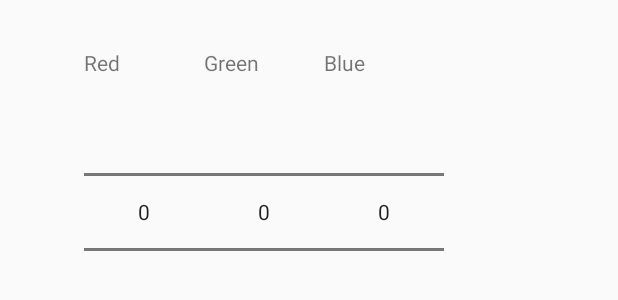
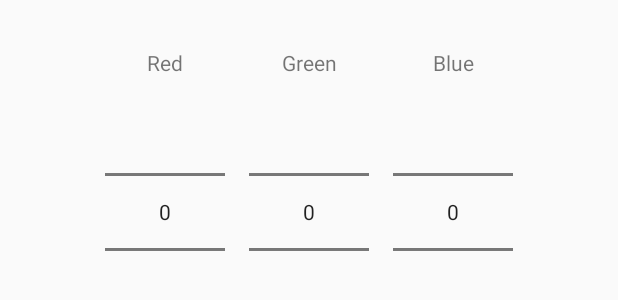
Before and after one commit to EddAardvark/android_app_1, an Android app: the layout colour_chooser.xml on its own in the app's theme, with its tools: preview values and no code run, on a phone screen of 412 x 824 dp. Shown: the top 300 px of the screen. Run offline under Robolectric (Android 15) with nearby library versions, the phone set to English and light mode, and no system bars.

Commit message:
Update Colours

```diff
--- a/app/src/main/java/com/activities/StarsPatternActivity.java
+++ b/app/src/main/java/com/activities/StarsPatternActivity.java
@@ -78,10 +78,6 @@ public class StarsPatternActivity extends AppCompatActivity implements GetIntege
     }
 
     void setColours() {
-
-        m_layout_background.setBackgroundColor(m_params.m_background);
-        m_layout_foreground1.setBackgroundColor(m_params.m_first_line);
-        m_layout_foreground2.setBackgroundColor(m_params.m_last_line);
 
         m_layout_background.setBackgroundColor(m_params.m_background);
         m_layout_foreground1.setBackgroundColor(m_params.m_first_line);
@@ -213,6 +209,7 @@ public class StarsPatternActivity extends AppCompatActivity implements GetIntege
             case CB_LINECOLOUR1: m_params.m_first_line = value; break;
             case CB_LINECOLOUR2: m_params.m_last_line = value; break;
         }
+        setColours();
         Draw ();
     }
 
--- a/app/src/main/res/layout/colour_chooser.xml
+++ b/app/src/main/res/layout/colour_chooser.xml
@@ -6,73 +6,79 @@
     android:layout_width="match_parent"
     android:layout_height="match_parent">
 
-    <LinearLayout
-        android:id="@+id/colour_values"
-        android:layout_width="300dp"
-        android:layout_height="316dp"
-        android:layout_marginTop="16dp"
-        android:orientation="horizontal"
+
+    <androidx.constraintlayout.widget.ConstraintLayout
+        android:layout_width="wrap_content"
+        android:layout_height="wrap_content"
+        android:layout_marginTop="32dp"
         app:layout_constraintEnd_toEndOf="parent"
-        app:layout_constraintHorizontal_bias="0.5"
         app:layout_constraintStart_toStartOf="parent"
         app:layout_constraintTop_toTopOf="parent">
 
-        <LinearLayout
-            android:id="@+id/red_box"
+        <TextView
+            android:id="@+id/textView"
+            android:layout_width="wrap_content"
+            android:layout_height="wrap_content"
+            android:text="Red"
+            app:layout_constraintEnd_toEndOf="@+id/set_red"
+            app:layout_constraintStart_toStartOf="@+id/set_red"
+            app:layout_constraintTop_toTopOf="parent" />
+
+
+        <NumberPicker
+            android:id="@+id/set_red"
             android:layout_width="80dp"
             android:layout_height="wrap_content"
-            android:orientation="vertical">
+            app:layout_constraintStart_toStartOf="parent"
+            app:layout_constraintTop_toBottomOf="@+id/textView" />
 
-            <TextView
-                android:layout_width="wrap_content"
-                android:layout_height="wrap_content"
-                android:layout_marginTop="16dp"
-                android:text="Red" />
+        <TextView
+            android:id="@+id/textView3"
+            android:layout_width="wrap_content"
+            android:layout_height="wrap_content"
+            android:text="Green"
+            app:layout_constraintEnd_toEndOf="@+id/set_green"
+            app:layout_constraintStart_toStartOf="@+id/set_green"
+            app:layout_constraintTop_toTopOf="@+id/textView" />
 
-            <NumberPicker
-                android:id="@+id/set_red"
-                android:layout_width="80dp"
-                android:layout_height="wrap_content" />
-
-        </LinearLayout>
-
-        <LinearLayout
-            android:id="@+id/green_box"
+        <NumberPicker
+            android:id="@+id/set_green"
             android:layout_width="80dp"
             android:layout_height="wrap_content"
-            android:orientation="vertical">
+            android:layout_marginStart="16dp"
+            android:layout_marginLeft="16dp"
+            app:layout_constraintStart_toEndOf="@+id/set_red"
+            app:layout_constraintTop_toBottomOf="@+id/textView" />
 
-            <TextView
-                android:layout_width="wrap_content"
-                android:layout_height="wrap_content"
-                android:layout_marginTop="16dp"
-                android:text="Green" />
+        <TextView
+            android:layout_width="wrap_content"
+            android:layout_height="wrap_content"
+            android:text="Blue"
+            app:layout_constraintEnd_toEndOf="@+id/set_blue"
+            app:layout_constraintStart_toStartOf="@+id/set_blue"
+            app:layout_constraintTop_toTopOf="@+id/textView3" />
 
-            <NumberPicker
-                android:id="@+id/set_green"
-                android:layout_width="80dp"
-                android:layout_height="wrap_content" />
-
-        </LinearLayout>
-
-        <LinearLayout
-            android:id="@+id/blue_box"
+        <NumberPicker
+            android:id="@+id/set_blue"
             android:layout_width="80dp"
             android:layout_height="wrap_content"
-            android:orientation="vertical">
+            android:layout_marginStart="16dp"
+            android:layout_marginLeft="16dp"
+            app:layout_constraintStart_toEndOf="@+id/set_green"
+            app:layout_constraintTop_toBottomOf="@+id/textView3" />
 
-            <TextView
-                android:layout_width="wrap_content"
-                android:layout_height="wrap_content"
-                android:layout_marginTop="16dp"
-                android:text="Blue" />
 
-            <NumberPicker
-                android:id="@+id/set_blue"
-                android:layout_width="80dp"
-                android:layout_height="wrap_content" />
+        <FrameLayout
+            android:id="@+id/colour_display"
+            android:layout_width="0dp"
+            android:layout_height="120dp"
+            app:layout_constraintEnd_toEndOf="@+id/set_blue"
+            app:layout_constraintStart_toStartOf="@+id/set_red"
+            app:layout_constraintTop_toBottomOf="@+id/set_green">
 
-        </LinearLayout>
+        </FrameLayout>
 
-    </LinearLayout>
+    </androidx.constraintlayout.widget.ConstraintLayout>
+
+
 </androidx.constraintlayout.widget.ConstraintLayout>
```
Also changed, not shown: app/src/main/java/com/dialogs/GetColour.java (+52 -4 lines).
